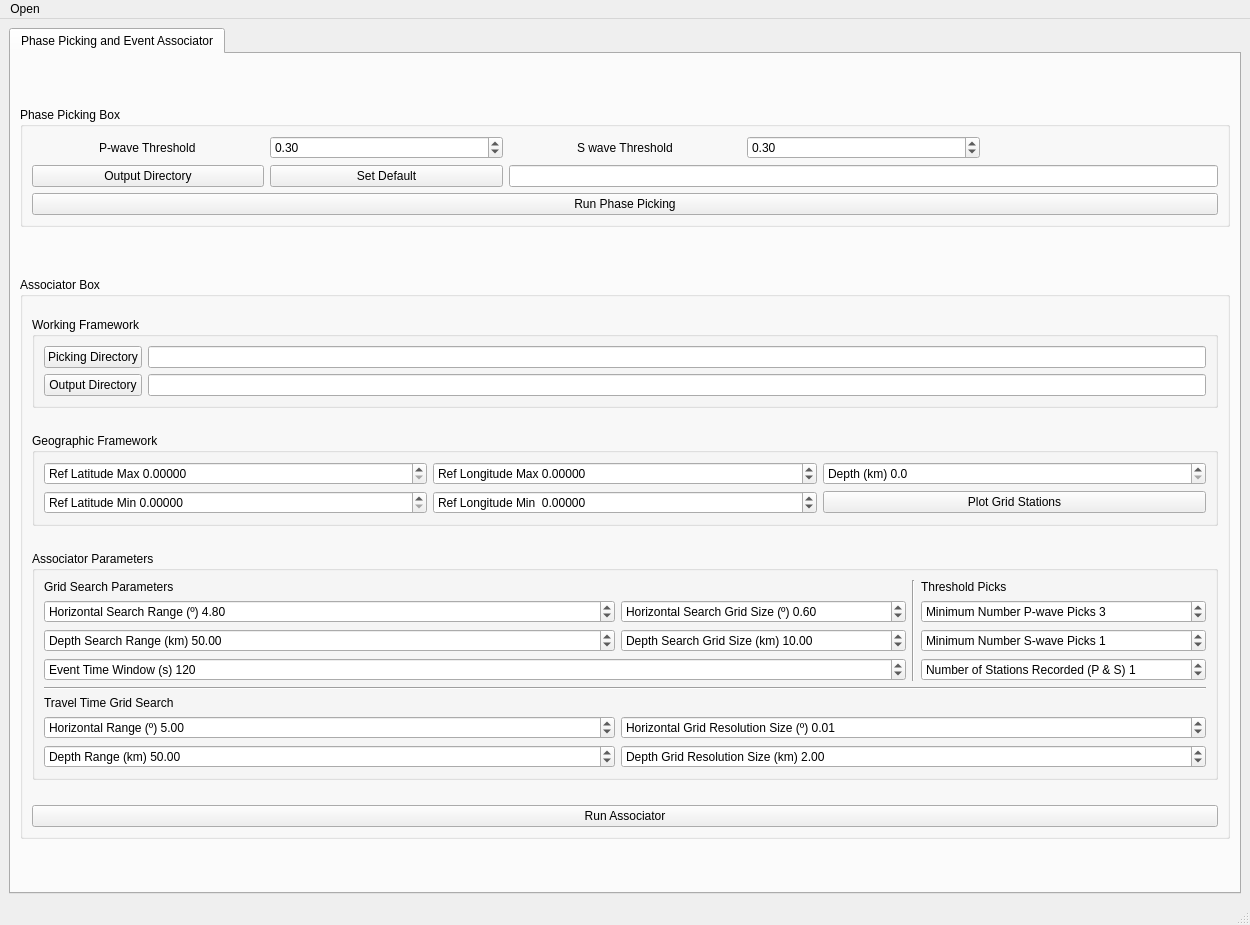
Qt form isp/resources/designer_uis/Autopick.ui (ProjectISP/ISP) before a commit.
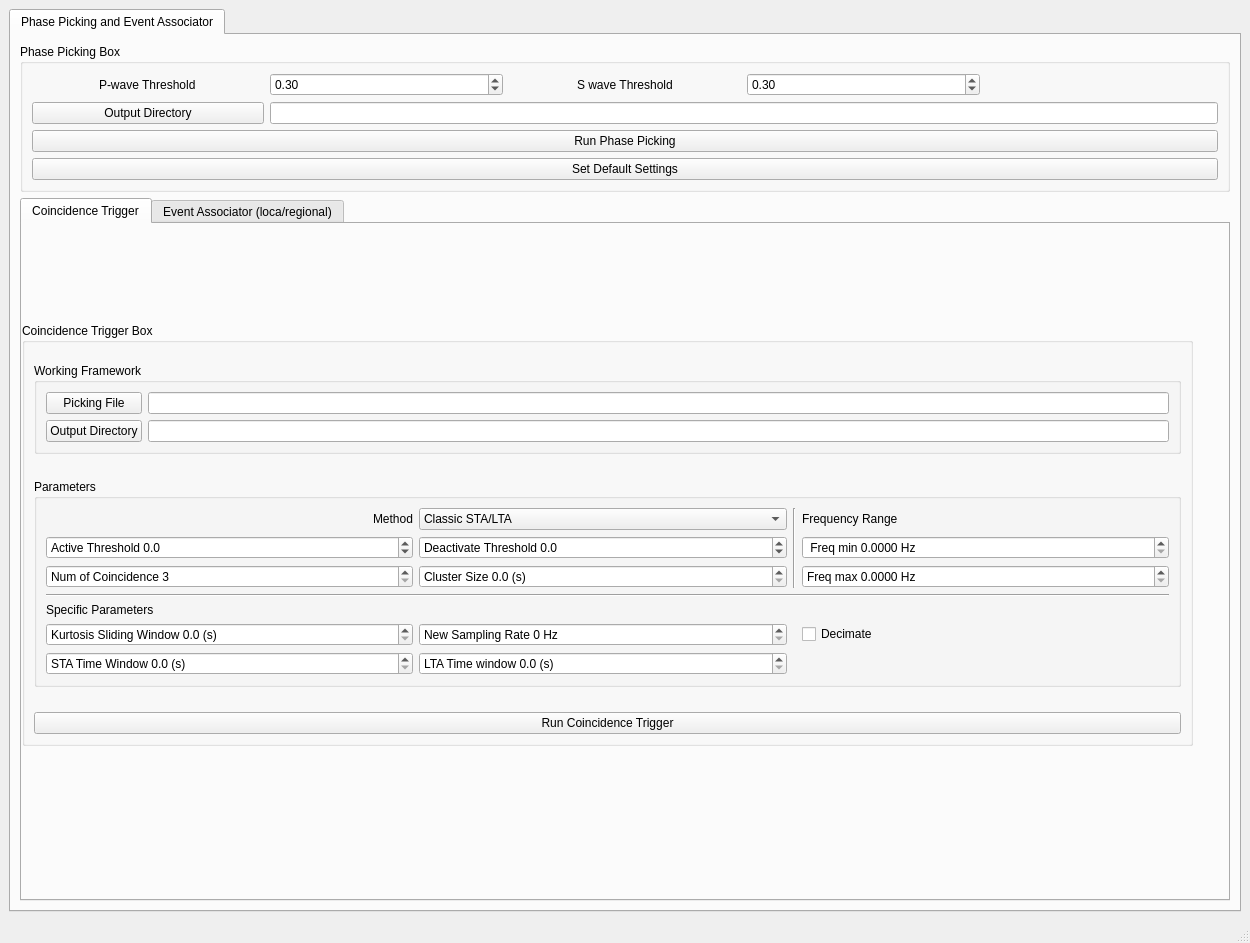
The same form after that commit. Icons and pictures are not drawn.

Commit message: Coincidence trigger implemented at picks GUI

```diff
--- a/isp/resources/designer_uis/Autopick.ui
+++ b/isp/resources/designer_uis/Autopick.ui
@@ -7,7 +7,7 @@
     <x>0</x>
     <y>0</y>
     <width>1250</width>
-    <height>925</height>
+    <height>943</height>
    </rect>
   </property>
   <property name="windowTitle">
@@ -49,6 +49,19 @@
           <layout class="QGridLayout" name="gridLayout_27">
            <item row="0" column="0">
             <layout class="QGridLayout" name="gridLayout_24">
+             <item row="1" column="3">
+              <widget class="QDoubleSpinBox" name="s_wave_picking_thresholdDB">
+               <property name="decimals">
+                <number>2</number>
+               </property>
+               <property name="maximum">
+                <double>1.000000000000000</double>
+               </property>
+               <property name="value">
+                <double>0.300000000000000</double>
+               </property>
+              </widget>
+             </item>
              <item row="1" column="2" alignment="Qt::AlignHCenter">
               <widget class="QLabel" name="label_55">
                <property name="text">
@@ -56,6 +69,26 @@
                </property>
               </widget>
              </item>
+             <item row="2" column="0">
+              <widget class="QPushButton" name="output_path_pickBtn">
+               <property name="text">
+                <string>Output Directory</string>
+               </property>
+              </widget>
+             </item>
+             <item row="1" column="1">
+              <widget class="QDoubleSpinBox" name="p_wave_picking_thresholdDB">
+               <property name="decimals">
+                <number>2</number>
+               </property>
+               <property name="maximum">
+                <double>1.000000000000000</double>
+               </property>
+               <property name="value">
+                <double>0.300000000000000</double>
+               </property>
+              </widget>
+             </item>
              <item row="1" column="0" alignment="Qt::AlignHCenter">
               <widget class="QLabel" name="label_54">
                <property name="text">
@@ -70,54 +103,345 @@
                </property>
               </widget>
              </item>
-             <item row="1" column="1">
-              <widget class="QDoubleSpinBox" name="p_wave_picking_thresholdDB">
-               <property name="decimals">
-                <number>2</number>
-               </property>
-               <property name="maximum">
-                <double>1.000000000000000</double>
-               </property>
-               <property name="value">
-                <double>0.300000000000000</double>
-               </property>
-              </widget>
-             </item>
-             <item row="1" column="3">
-              <widget class="QDoubleSpinBox" name="s_wave_picking_thresholdDB">
-               <property name="decimals">
-                <number>2</number>
-               </property>
-               <property name="maximum">
-                <double>1.000000000000000</double>
-               </property>
-               <property name="value">
-                <double>0.300000000000000</double>
-               </property>
-              </widget>
-             </item>
-             <item row="2" column="1">
-              <widget class="QPushButton" name="setDefaultPickPath">
-               <property name="text">
-                <string>Set Default</string>
-               </property>
-              </widget>
-             </item>
-             <item row="2" column="0">
-              <widget class="QPushButton" name="output_path_pickBtn">
-               <property name="text">
-                <string>Output Directory</string>
-               </property>
-              </widget>
-             </item>
-             <item row="2" column="2" colspan="3">
+             <item row="2" column="1" colspan="4">
               <widget class="QLineEdit" name="picking_LE"/>
              </item>
+             <item row="5" column="0" colspan="5">
+              <widget class="QPushButton" name="setDefaultPickPath">
+               <property name="text">
+                <string>Set Default Settings</string>
+               </property>
+              </widget>
+             </item>
             </layout>
            </item>
           </layout>
          </widget>
         </item>
+        <item>
+         <widget class="QTabWidget" name="tabWidget">
+          <property name="currentIndex">
+           <number>0</number>
+          </property>
+          <widget class="QWidget" name="tab_3">
+           <attribute name="title">
+            <string>Coincidence Trigger</string>
+           </attribute>
+           <widget class="QWidget" name="layoutWidget">
+            <property name="geometry">
+             <rect>
+              <x>0</x>
+              <y>0</y>
+              <width>1171</width>
+              <height>621</height>
+             </rect>
+            </property>
+            <layout class="QVBoxLayout" name="verticalLayout_4">
+             <item>
+              <widget class="QGroupBox" name="groupBox_25">
+               <property name="sizePolicy">
+                <sizepolicy hsizetype="Preferred" vsizetype="Maximum">
+                 <horstretch>0</horstretch>
+                 <verstretch>0</verstretch>
+                </sizepolicy>
+               </property>
+               <property name="title">
+                <string>Coincidence Trigger Box</string>
+               </property>
+               <layout class="QVBoxLayout" name="verticalLayout_12">
+                <property name="spacing">
+                 <number>25</number>
+                </property>
+                <property name="topMargin">
+                 <number>20</number>
+                </property>
+                <item>
+                 <widget class="QGroupBox" name="groupBox_26">
+                  <property name="sizePolicy">
+                   <sizepolicy hsizetype="Preferred" vsizetype="Maximum">
+                    <horstretch>0</horstretch>
+                    <verstretch>0</verstretch>
+                   </sizepolicy>
+                  </property>
+                  <property name="minimumSize">
+                   <size>
+                    <width>0</width>
+                    <height>0</height>
+                   </size>
+                  </property>
+                  <property name="title">
+                   <string>Working Framework</string>
+                  </property>
+                  <layout class="QGridLayout" name="gridLayout_23">
+                   <item row="0" column="0">
+                    <widget class="QPushButton" name="picking_triggerFileBtn">
+                     <property name="text">
+                      <string>Picking File</string>
+                     </property>
+                    </widget>
+                   </item>
+                   <item row="0" column="1">
+                    <widget class="QLineEdit" name="trigger_inputLE"/>
+                   </item>
+                   <item row="1" column="0">
+                    <widget class="QPushButton" name="output_triggerBtn">
+                     <property name="text">
+                      <string>Output Directory</string>
+                     </property>
+                    </widget>
+                   </item>
+                   <item row="1" column="1">
+                    <widget class="QLineEdit" name="output_triggerLE"/>
+                   </item>
+                  </layout>
+                 </widget>
+                </item>
+                <item>
+                 <widget class="QGroupBox" name="groupBox_2">
+                  <property name="sizePolicy">
+                   <sizepolicy hsizetype="Preferred" vsizetype="Maximum">
+                    <horstretch>0</horstretch>
+                    <verstretch>0</verstretch>
+                   </sizepolicy>
+                  </property>
+                  <property name="title">
+                   <string>Parameters</string>
+                  </property>
+                  <layout class="QGridLayout" name="gridLayout_12">
+                   <item row="1" column="3">
+                    <widget class="QDoubleSpinBox" name="fminDB">
+                     <property name="prefix">
+                      <string> Freq min </string>
+                     </property>
+                     <property name="suffix">
+                      <string> Hz</string>
+                     </property>
+                     <property name="decimals">
+                      <number>4</number>
+                     </property>
+                     <property name="maximum">
+                      <double>400.000000000000000</double>
+                     </property>
+                    </widget>
+                   </item>
+                   <item row="0" column="0" alignment="Qt::AlignRight">
+                    <widget class="QLabel" name="label">
+                     <property name="text">
+                      <string>Method</string>
+                     </property>
+                    </widget>
+                   </item>
+                   <item row="2" column="0">
+                    <widget class="QSpinBox" name="NumCoincidenceSB">
+                     <property name="prefix">
+                      <string>Num of Coincidence </string>
+                     </property>
+                     <property name="minimum">
+                      <number>3</number>
+                     </property>
+                     <property name="maximum">
+                      <number>100</number>
+                     </property>
+                    </widget>
+                   </item>
+                   <item row="0" column="1">
+                    <widget class="QComboBox" name="methodTrigger">
+                     <item>
+                      <property name="text">
+                       <string>Classic STA/LTA</string>
+                      </property>
+                     </item>
+                     <item>
+                      <property name="text">
+                       <string>CWT Kurtosis</string>
+                      </property>
+                     </item>
+                    </widget>
+                   </item>
+                   <item row="0" column="2" rowspan="3">
+                    <widget class="Line" name="line_3">
+                     <property name="orientation">
+                      <enum>Qt::Vertical</enum>
+                     </property>
+                    </widget>
+                   </item>
+                   <item row="2" column="1">
+                    <widget class="QDoubleSpinBox" name="clusterSizeDB">
+                     <property name="prefix">
+                      <string>Cluster Size </string>
+                     </property>
+                     <property name="suffix">
+                      <string> (s)</string>
+                     </property>
+                     <property name="decimals">
+                      <number>1</number>
+                     </property>
+                     <property name="maximum">
+                      <double>900.000000000000000</double>
+                     </property>
+                    </widget>
+                   </item>
+                   <item row="3" column="0" colspan="4">
+                    <widget class="Line" name="line_2">
+                     <property name="orientation">
+                      <enum>Qt::Horizontal</enum>
+                     </property>
+                    </widget>
+                   </item>
+                   <item row="0" column="3">
+                    <widget class="QLabel" name="label_2">
+                     <property name="text">
+                      <string>Frequency Range</string>
+                     </property>
+                    </widget>
+                   </item>
+                   <item row="4" column="0" colspan="3">
+                    <widget class="QLabel" name="label_25">
+                     <property name="text">
+                      <string>Specific Parameters</string>
+                     </property>
+                    </widget>
+                   </item>
+                   <item row="1" column="0">
+                    <widget class="QDoubleSpinBox" name="threshold_onDB">
+                     <property name="prefix">
+                      <string>Active Threshold </string>
+                     </property>
+                     <property name="decimals">
+                      <number>1</number>
+                     </property>
+                     <property name="minimum">
+                      <double>-1000.000000000000000</double>
+                     </property>
+                     <property name="maximum">
+                      <double>1000.000000000000000</double>
+                     </property>
+                    </widget>
+                   </item>
+                   <item row="1" column="1">
+                    <widget class="QDoubleSpinBox" name="threshold_offDB">
+                     <property name="prefix">
+                      <string>Deactivate Threshold </string>
+                     </property>
+                     <property name="decimals">
+                      <number>1</number>
+                     </property>
+                     <property name="minimum">
+                      <double>-1000.000000000000000</double>
+                     </property>
+                     <property name="maximum">
+                      <double>1000.000000000000000</double>
+                     </property>
+                    </widget>
+                   </item>
+                   <item row="2" column="3">
+                    <widget class="QDoubleSpinBox" name="fmaxDB">
+                     <property name="prefix">
+                      <string>Freq max </string>
+                     </property>
+                     <property name="suffix">
+                      <string> Hz</string>
+                     </property>
+                     <property name="decimals">
+                      <number>4</number>
+                     </property>
+                     <property name="maximum">
+                      <double>400.000000000000000</double>
+                     </property>
+                    </widget>
+                   </item>
+                   <item row="7" column="1">
+                    <widget class="QDoubleSpinBox" name="ltaWinDB">
+                     <property name="prefix">
+                      <string>LTA Time window </string>
+                     </property>
+                     <property name="suffix">
+                      <string> (s)</string>
+                     </property>
+                     <property name="decimals">
+                      <number>1</number>
+                     </property>
+                    </widget>
+                   </item>
+                   <item row="7" column="0">
+                    <widget class="QDoubleSpinBox" name="staWinDB">
+                     <property name="prefix">
+                      <string>STA Time Window </string>
+                     </property>
+                     <property name="suffix">
+                      <string> (s)</string>
+                     </property>
+                     <property name="decimals">
+                      <number>1</number>
+                     </property>
+                    </widget>
+                   </item>
+                   <item row="6" column="3">
+                    <widget class="QCheckBox" name="decimateCB">
+                     <property name="text">
+                      <string>Decimate</string>
+                     </property>
+                    </widget>
+                   </item>
+                   <item row="6" column="0">
+                    <widget class="QDoubleSpinBox" name="kurtosisTimeWindowDB">
+                     <property name="prefix">
+                      <string>Kurtosis Sliding Window </string>
+                     </property>
+                     <property name="suffix">
+                      <string> (s)</string>
+                     </property>
+                     <property name="decimals">
+                      <number>1</number>
+                     </property>
+                     <property name="maximum">
+                      <double>400.000000000000000</double>
+                     </property>
+                    </widget>
+                   </item>
+                   <item row="6" column="1">
+                    <widget class="QSpinBox" name="new_sampling_rateSB">
+                     <property name="suffix">
+                      <string> Hz</string>
+                     </property>
+                     <property name="prefix">
+                      <string>New Sampling Rate </string>
+                     </property>
+                    </widget>
+                   </item>
+                  </layout>
+                 </widget>
+                </item>
+                <item>
+                 <widget class="QPushButton" name="realCoincidenceTrigger">
+                  <property name="toolTip">
+                   <string>Associator</string>
+                  </property>
+                  <property name="text">
+                   <string>Run Coincidence Trigger</string>
+                  </property>
+                 </widget>
+                </item>
+               </layout>
+              </widget>
+             </item>
+            </layout>
+           </widget>
+          </widget>
+          <widget class="QWidget" name="tab">
+           <attribute name="title">
+            <string>Event Associator (loca/regional)</string>
+           </attribute>
+           <widget class="QWidget" name="layoutWidget">
+            <property name="geometry">
+             <rect>
+              <x>0</x>
+              <y>3</y>
+              <width>1171</width>
+              <height>601</height>
+             </rect>
+            </property>
+            <layout class="QVBoxLayout" name="verticalLayout_5">
         <item>
          <widget class="QGroupBox" name="groupBox_23">
           <property name="sizePolicy">
@@ -600,6 +924,11 @@
        </layout>
       </widget>
      </widget>
+         </widget>
+        </item>
+       </layout>
+      </widget>
+     </widget>
     </item>
    </layout>
   </widget>
@@ -612,12 +941,6 @@
      <height>24</height>
     </rect>
    </property>
-   <widget class="QMenu" name="menuOpen">
-    <property name="title">
-     <string>Open</string>
-    </property>
-   </widget>
-   <addaction name="menuOpen"/>
   </widget>
   <widget class="QStatusBar" name="statusbar"/>
   <action name="actionData_Base">
```
Lines whose indentation alone changed are shown as unchanged. The commit also changes 3 other files.
